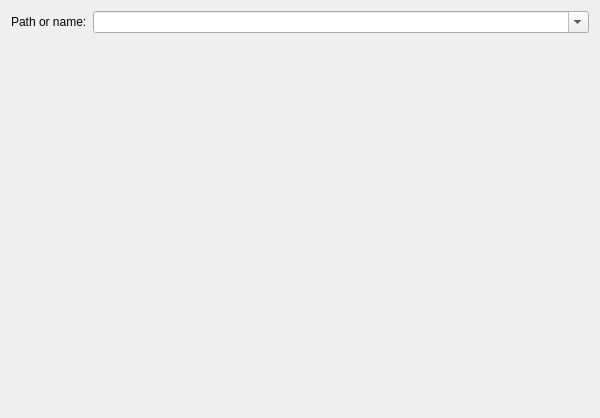
Qt form kdeintegration/executeplasmoid/plasmoidexecutionconfig.ui (KDE/kdevelop) before a commit.
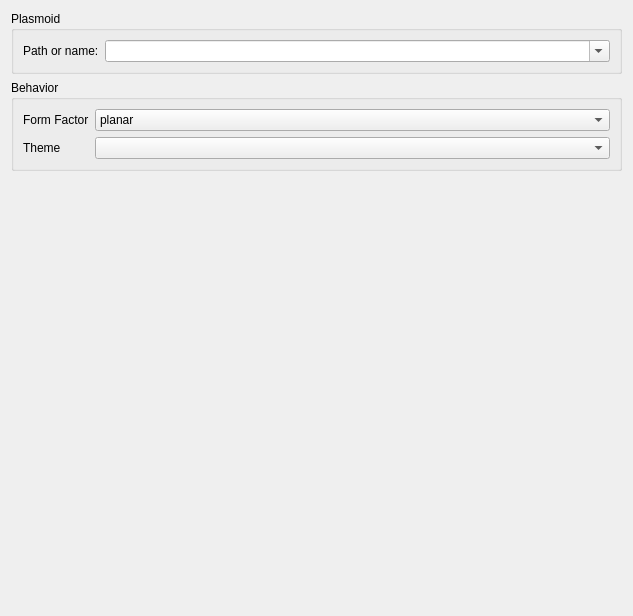
The same form after that commit.

Commit message:
Add more config options
For the moment, only the form factor and the theme

Diff of the .ui file:
```diff
--- a/kdeintegration/executeplasmoid/plasmoidexecutionconfig.ui
+++ b/kdeintegration/executeplasmoid/plasmoidexecutionconfig.ui
@@ -6,31 +6,109 @@
    <rect>
     <x>0</x>
     <y>0</y>
-    <width>600</width>
-    <height>418</height>
+    <width>633</width>
+    <height>616</height>
    </rect>
   </property>
-  <layout class="QFormLayout" name="formLayout">
-   <item row="0" column="0">
-    <widget class="QLabel" name="label">
-     <property name="text">
-      <string>Path or name:</string>
+  <layout class="QVBoxLayout" name="verticalLayout">
+   <item>
+    <widget class="QGroupBox" name="groupBox">
+     <property name="title">
+      <string>Plasmoid</string>
      </property>
+     <layout class="QFormLayout" name="formLayout">
+      <item row="0" column="0">
+       <widget class="QLabel" name="label">
+        <property name="text">
+         <string>Path or name:</string>
+        </property>
+       </widget>
+      </item>
+      <item row="0" column="1">
+       <widget class="QComboBox" name="identifier">
+        <property name="sizePolicy">
+         <sizepolicy hsizetype="Expanding" vsizetype="Fixed">
+          <horstretch>0</horstretch>
+          <verstretch>0</verstretch>
+         </sizepolicy>
+        </property>
+        <property name="editable">
+         <bool>true</bool>
+        </property>
+       </widget>
+      </item>
+     </layout>
     </widget>
    </item>
-   <item row="0" column="1">
-    <widget class="QComboBox" name="identifier">
+   <item>
+    <widget class="QGroupBox" name="groupBox_2">
      <property name="sizePolicy">
-      <sizepolicy hsizetype="Expanding" vsizetype="Fixed">
+      <sizepolicy hsizetype="Preferred" vsizetype="Maximum">
        <horstretch>0</horstretch>
        <verstretch>0</verstretch>
       </sizepolicy>
      </property>
-     <property name="editable">
-      <bool>true</bool>
+     <property name="title">
+      <string>Behavior</string>
      </property>
+     <layout class="QFormLayout" name="formLayout_2">
+      <item row="0" column="0">
+       <widget class="QLabel" name="label_2">
+        <property name="text">
+         <string>Form Factor</string>
+        </property>
+       </widget>
+      </item>
+      <item row="0" column="1">
+       <widget class="QComboBox" name="formFactor">
+        <item>
+         <property name="text">
+          <string>planar</string>
+         </property>
+        </item>
+        <item>
+         <property name="text">
+          <string>horizontal</string>
+         </property>
+        </item>
+        <item>
+         <property name="text">
+          <string>vertical</string>
+         </property>
+        </item>
+        <item>
+         <property name="text">
+          <string>mediacenter</string>
+         </property>
+        </item>
+       </widget>
+      </item>
+      <item row="1" column="0">
+       <widget class="QLabel" name="label_3">
+        <property name="text">
+         <string>Theme</string>
+        </property>
+       </widget>
+      </item>
+      <item row="1" column="1">
+       <widget class="QComboBox" name="themes"/>
+      </item>
+     </layout>
     </widget>
    </item>
+   <item>
+    <spacer name="verticalSpacer_2">
+     <property name="orientation">
+      <enum>Qt::Vertical</enum>
+     </property>
+     <property name="sizeHint" stdset="0">
+      <size>
+       <width>20</width>
+       <height>40</height>
+      </size>
+     </property>
+    </spacer>
+   </item>
   </layout>
  </widget>
  <resources/>
```
The commit also changes 2 other files.
